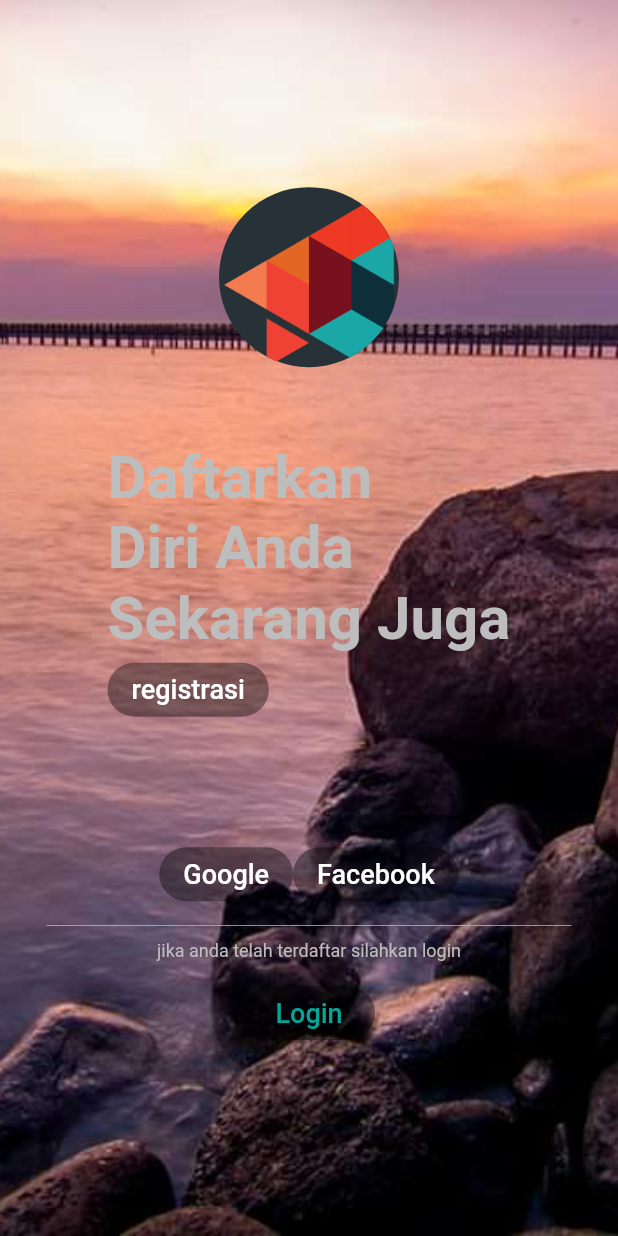
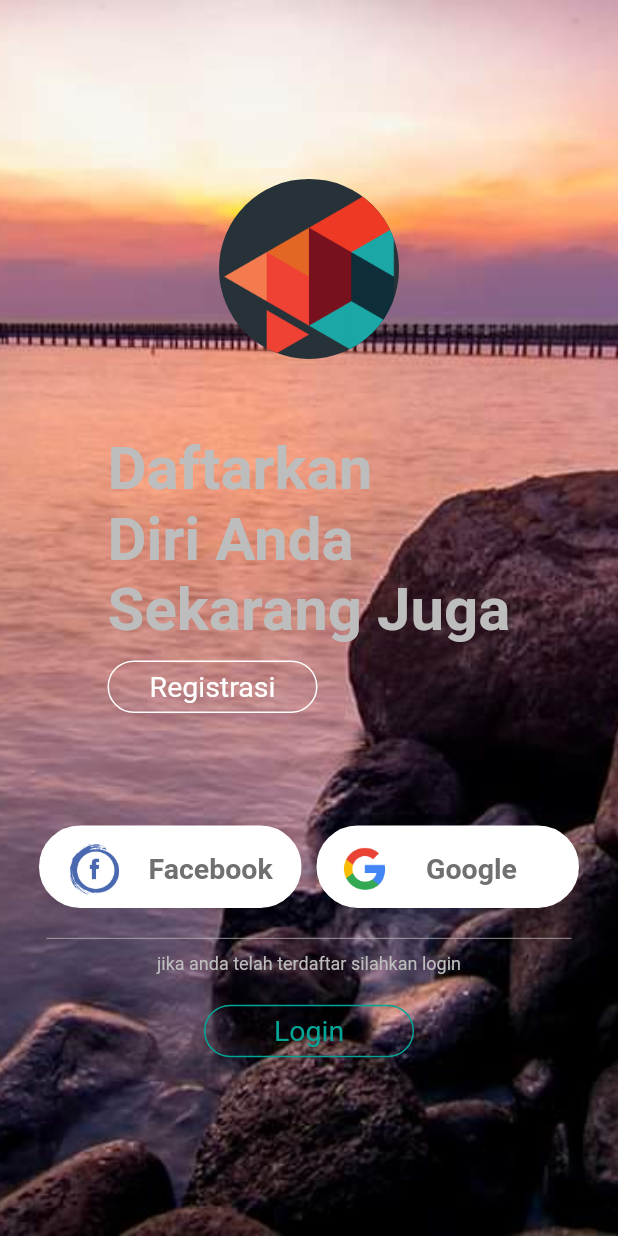
Before and after one commit to renalazy/jdih_app, a Flutter app: the screen it shows after launch, on a phone screen of 412 x 824 dp. Run offline on Flutter 3.47's test engine with Material 2 defaults, Android fonts, the phone set to English and light mode, and no system bars.

Commit message:
fixed boarding page

```diff
--- a/lib/boarding.dart
+++ b/lib/boarding.dart
@@ -1,3 +1,4 @@
+import 'package:flutter/foundation.dart';
 import 'package:flutter/material.dart';
 import 'package:flutter/services.dart';
 
@@ -73,16 +74,23 @@ class _BoardingPageState extends State<BoardingPage> {
                         color: Colors.grey.shade400,
                       ),
                     ),
-                    RaisedButton(
-                      onPressed: null,
-                      child: Text(
-                        'registrasi',
-                        style: TextStyle(fontSize: 18.0, color: Colors.white),
+                    SizedBox(height: 10.0),
+                    Container(
+                      height: 35.0,
+                      width: 140.0,
+                      decoration: BoxDecoration(
+                        border: Border.all(width: 1, color: Colors.white),
+                        borderRadius: BorderRadius.circular(50.0),
                       ),
-                      color: Colors.transparent,
-                      shape: RoundedRectangleBorder(
-                          borderRadius:
-                              BorderRadius.all(Radius.circular(50.0))),
+                      child: Center(
+                        child: Text(
+                          'Registrasi',
+                          style: TextStyle(
+                            fontSize: 19.0,
+                            color: Colors.white,
+                          ),
+                        ),
+                      ),
                     ),
                   ],
                 ),
@@ -90,31 +98,60 @@ class _BoardingPageState extends State<BoardingPage> {
                 Row(
                   mainAxisAlignment: MainAxisAlignment.center,
                   children: <Widget>[
-                    RaisedButton(
-                      onPressed: null,
-                      child: Text(
-                        'Google',
-                        style: TextStyle(fontSize: 18.0, color: Colors.white),
+                    Container(
+                      height: 55.0,
+                      width: 175.0,
+                      decoration: BoxDecoration(
+                        border: Border.all(width: 1, color: Colors.white),
+                        borderRadius: BorderRadius.circular(50.0),
+                        color: Colors.white,
                       ),
-                      color: Colors.transparent,
-                      shape: RoundedRectangleBorder(
-                          borderRadius:
-                              BorderRadius.all(Radius.circular(50.0))),
+                      child: ListTile(
+                        leading: Image(
+                          image: AssetImage('images/facebook-logo.png'),
+                          width: 40.0,
+                          height: 40.0,
+                        ),
+                        title: Text(
+                          'Facebook',
+                          style: TextStyle(
+                            fontSize: 19.0,
+                            fontWeight: FontWeight.bold,
+                            color: Color(0xFF707070),
+                          ),
+                        ),
+                      ),
                     ),
-                    RaisedButton(
-                      onPressed: null,
-                      child: Text(
-                        'Facebook',
-                        style: TextStyle(fontSize: 18.0, color: Colors.white),
+                    SizedBox(width: 10.0),
+                    Container(
+                      height: 55.0,
+                      width: 175.0,
+                      decoration: BoxDecoration(
+                        border: Border.all(width: 1, color: Colors.white),
+                        borderRadius: BorderRadius.circular(50.0),
+                        color: Colors.white,
                       ),
-                      color: Colors.transparent,
-                      shape: RoundedRectangleBorder(
-                          borderRadius:
-                              BorderRadius.all(Radius.circular(50.0))),
+                      child: Center(
+                        child: ListTile(
+                          leading: Image(
+                            image: AssetImage('images/google-logo.png'),
+                            width: 30.0,
+                            height: 30.0,
+                          ),
+                          title: Text(
+                            'Google',
+                            style: TextStyle(
+                              fontSize: 19.0,
+                              fontWeight: FontWeight.bold,
+                              color: Color(0xFF707070),
+                            ),
+                          ),
+                        ),
+                      ),
                     ),
                   ],
                 ),
-                SizedBox(height: 10.0),
+                SizedBox(height: 20.0),
                 Container(
                     height: 0.5, width: 350.0, color: Colors.grey.shade400),
                 SizedBox(height: 10.0),
@@ -122,16 +159,23 @@ class _BoardingPageState extends State<BoardingPage> {
                   'jika anda telah terdaftar silahkan login',
                   style: TextStyle(fontSize: 12.0, color: Colors.grey.shade400),
                 ),
-                SizedBox(height: 10.0),
-                RaisedButton(
-                  onPressed: null,
-                  child: Text(
-                    'Login',
-                    style: TextStyle(fontSize: 18.0, color: Color(0xFF03A696)),
+                SizedBox(height: 20.0),
+                Container(
+                  height: 35.0,
+                  width: 140.0,
+                  decoration: BoxDecoration(
+                    border: Border.all(width: 1, color: Color(0xFF03A696)),
+                    borderRadius: BorderRadius.circular(50.0),
                   ),
-                  color: Colors.transparent,
-                  shape: RoundedRectangleBorder(
-                      borderRadius: BorderRadius.all(Radius.circular(50.0))),
+                  child: Center(
+                    child: Text(
+                      'Login',
+                      style: TextStyle(
+                        fontSize: 19.0,
+                        color: Color(0xFF03A696),
+                      ),
+                    ),
+                  ),
                 ),
               ],
             ),
```
Also changed, not shown: images/facebook-logo.png (added), images/google-logo.png (added).
